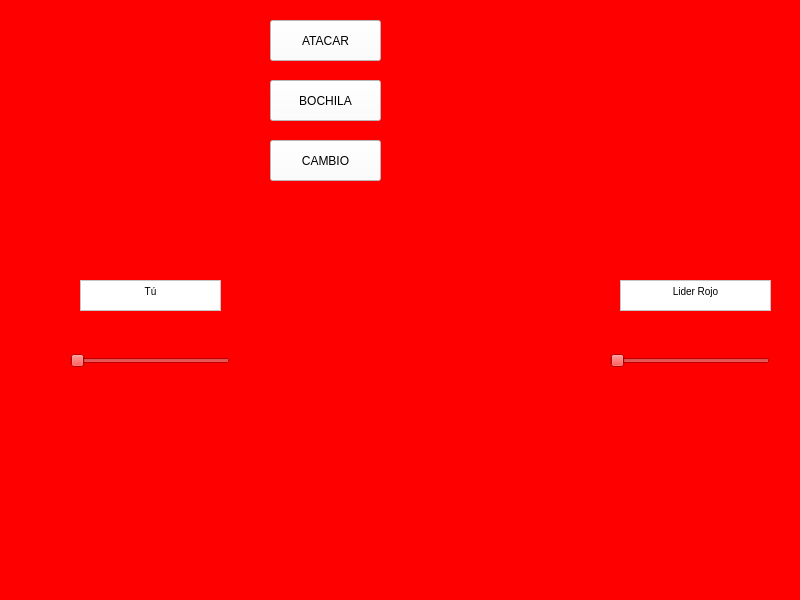
jdlmd/Combate_pokemon, file src/batalla.ui: the form before one commit.
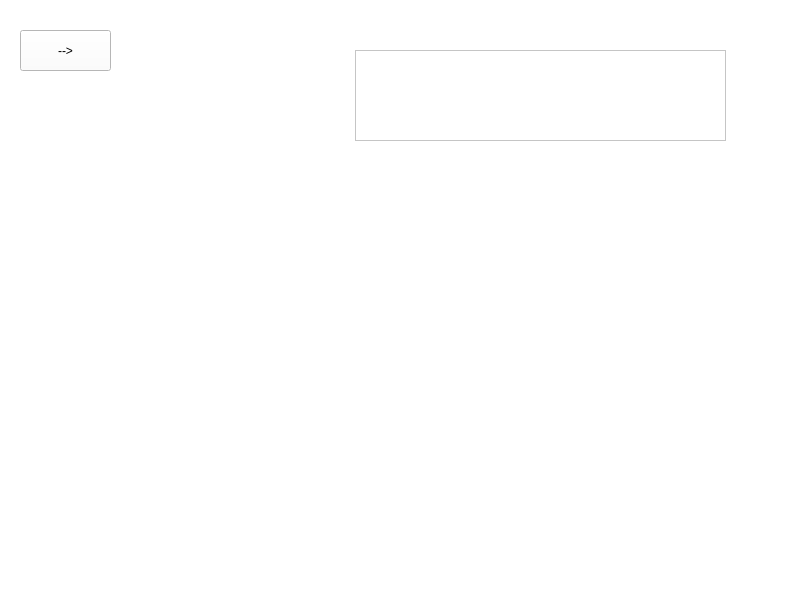
The form after the commit. Icons and pictures are not drawn.

Commit message: inicio batalla + guardar name,genre

Patch:
```diff
--- a/src/batalla.ui
+++ b/src/batalla.ui
@@ -6,8 +6,8 @@
    <rect>
     <x>0</x>
     <y>0</y>
-    <width>800</width>
-    <height>600</height>
+    <width>790</width>
+    <height>608</height>
    </rect>
   </property>
   <property name="windowTitle">
@@ -15,169 +15,99 @@
   </property>
   <property name="styleSheet">
    <string notr="true">
-background-color: rgb(255, 0, 0);</string>
+background-color: rgb(255, 255, 255);</string>
   </property>
   <widget class="QWidget" name="centralwidget">
-   <widget class="QLabel" name="label">
+   <widget class="QLabel" name="fondo">
+    <property name="geometry">
+     <rect>
+      <x>0</x>
+      <y>10</y>
+      <width>811</width>
+      <height>581</height>
+     </rect>
+    </property>
+    <property name="styleSheet">
+     <string notr="true">border-image: url(:/combate/res/interior.jpg);</string>
+    </property>
+    <property name="text">
+     <string/>
+    </property>
+   </widget>
+   <widget class="QLabel" name="profesor">
+    <property name="geometry">
+     <rect>
+      <x>520</x>
+      <y>320</y>
+      <width>301</width>
+      <height>271</height>
+     </rect>
+    </property>
+    <property name="styleSheet">
+     <string notr="true">border-image: url(:/personaje/res/profebivli.png);
+background: transparent;</string>
+    </property>
+    <property name="text">
+     <string/>
+    </property>
+   </widget>
+   <widget class="QLabel" name="avatar">
+    <property name="geometry">
+     <rect>
+      <x>0</x>
+      <y>330</y>
+      <width>241</width>
+      <height>261</height>
+     </rect>
+    </property>
+    <property name="styleSheet">
+     <string notr="true">border-image: url(:/combate/res/fbatalla.png);
+background: transparent;</string>
+    </property>
+    <property name="text">
+     <string/>
+    </property>
+   </widget>
+   <widget class="QTextBrowser" name="texto">
+    <property name="geometry">
+     <rect>
+      <x>355</x>
+      <y>50</y>
+      <width>371</width>
+      <height>91</height>
+     </rect>
+    </property>
+   </widget>
+   <widget class="QLabel" name="recuadro">
+    <property name="geometry">
+     <rect>
+      <x>330</x>
+      <y>50</y>
+      <width>421</width>
+      <height>91</height>
+     </rect>
+    </property>
+    <property name="styleSheet">
+     <string notr="true">border-image: url(:/res/frame.png);
+background: transparent;</string>
+    </property>
+    <property name="text">
+     <string/>
+    </property>
+   </widget>
+   <widget class="QPushButton" name="next">
     <property name="geometry">
      <rect>
       <x>20</x>
       <y>30</y>
-      <width>231</width>
-      <height>231</height>
-     </rect>
-    </property>
-    <property name="styleSheet">
-     <string notr="true">border-image: url(:/res/profe2_sup.png);
-background:transparent;
-</string>
-    </property>
-    <property name="text">
-     <string/>
-    </property>
-   </widget>
-   <widget class="QLabel" name="label_2">
-    <property name="geometry">
-     <rect>
-      <x>610</x>
-      <y>10</y>
-      <width>151</width>
-      <height>241</height>
-     </rect>
-    </property>
-    <property name="styleSheet">
-     <string notr="true">border-image: url(:/res/lucho_sup.png);
-background:transparent;</string>
-    </property>
-    <property name="text">
-     <string/>
-    </property>
-   </widget>
-   <widget class="QPushButton" name="mochila">
-    <property name="geometry">
-     <rect>
-      <x>270</x>
-      <y>80</y>
-      <width>111</width>
+      <width>91</width>
       <height>41</height>
      </rect>
     </property>
-    <property name="styleSheet">
-     <string notr="true">background-color: rgb(255, 255, 255);</string>
-    </property>
     <property name="text">
-     <string>BOCHILA</string>
+     <string>--&gt;</string>
     </property>
    </widget>
-   <widget class="QPushButton" name="atacar">
-    <property name="geometry">
-     <rect>
-      <x>270</x>
-      <y>20</y>
-      <width>111</width>
-      <height>41</height>
-     </rect>
-    </property>
-    <property name="styleSheet">
-     <string notr="true">background-color: rgb(255, 255, 255);</string>
-    </property>
-    <property name="text">
-     <string>ATACAR</string>
-    </property>
-   </widget>
-   <widget class="QSlider" name="horizontalSlider">
-    <property name="geometry">
-     <rect>
-      <x>70</x>
-      <y>350</y>
-      <width>160</width>
-      <height>22</height>
-     </rect>
-    </property>
-    <property name="orientation">
-     <enum>Qt::Horizontal</enum>
-    </property>
-   </widget>
-   <widget class="QSlider" name="horizontalSlider_2">
-    <property name="geometry">
-     <rect>
-      <x>610</x>
-      <y>350</y>
-      <width>160</width>
-      <height>22</height>
-     </rect>
-    </property>
-    <property name="orientation">
-     <enum>Qt::Horizontal</enum>
-    </property>
-   </widget>
-   <widget class="QTextBrowser" name="textBrowser">
-    <property name="geometry">
-     <rect>
-      <x>620</x>
-      <y>280</y>
-      <width>151</width>
-      <height>31</height>
-     </rect>
-    </property>
-    <property name="styleSheet">
-     <string notr="true">background-color: rgb(255, 255, 255);</string>
-    </property>
-    <property name="html">
-     <string>&lt;!DOCTYPE HTML PUBLIC &quot;-//W3C//DTD HTML 4.0//EN&quot; &quot;http://www.w3.org/TR/REC-html40/strict.dtd&quot;&gt;
-&lt;html&gt;&lt;head&gt;&lt;meta name=&quot;qrichtext&quot; content=&quot;1&quot; /&gt;&lt;style type=&quot;text/css&quot;&gt;
-p, li { white-space: pre-wrap; }
-&lt;/style&gt;&lt;/head&gt;&lt;body style=&quot; font-family:'MS Shell Dlg 2'; font-size:7.8pt; font-weight:400; font-style:normal;&quot;&gt;
-&lt;p align=&quot;center&quot; style=&quot; margin-top:0px; margin-bottom:0px; margin-left:0px; margin-right:0px; -qt-block-indent:0; text-indent:0px;&quot;&gt;Lider Rojo&lt;/p&gt;&lt;/body&gt;&lt;/html&gt;</string>
-    </property>
-   </widget>
-   <widget class="QPushButton" name="cambio">
-    <property name="geometry">
-     <rect>
-      <x>270</x>
-      <y>140</y>
-      <width>111</width>
-      <height>41</height>
-     </rect>
-    </property>
-    <property name="styleSheet">
-     <string notr="true">background-color: rgb(255, 255, 255);</string>
-    </property>
-    <property name="text">
-     <string>CAMBIO</string>
-    </property>
-   </widget>
-   <widget class="QTextBrowser" name="textBrowser_2">
-    <property name="geometry">
-     <rect>
-      <x>80</x>
-      <y>280</y>
-      <width>141</width>
-      <height>31</height>
-     </rect>
-    </property>
-    <property name="styleSheet">
-     <string notr="true">
-background-color: rgb(255, 255, 255);</string>
-    </property>
-    <property name="html">
-     <string>&lt;!DOCTYPE HTML PUBLIC &quot;-//W3C//DTD HTML 4.0//EN&quot; &quot;http://www.w3.org/TR/REC-html40/strict.dtd&quot;&gt;
-&lt;html&gt;&lt;head&gt;&lt;meta name=&quot;qrichtext&quot; content=&quot;1&quot; /&gt;&lt;style type=&quot;text/css&quot;&gt;
-p, li { white-space: pre-wrap; }
-&lt;/style&gt;&lt;/head&gt;&lt;body style=&quot; font-family:'MS Shell Dlg 2'; font-size:7.8pt; font-weight:400; font-style:normal;&quot;&gt;
-&lt;p align=&quot;center&quot; style=&quot; margin-top:0px; margin-bottom:0px; margin-left:0px; margin-right:0px; -qt-block-indent:0; text-indent:0px;&quot;&gt;Tú&lt;/p&gt;&lt;/body&gt;&lt;/html&gt;</string>
-    </property>
-   </widget>
-  </widget>
-  <widget class="QMenuBar" name="menubar">
-   <property name="geometry">
-    <rect>
-     <x>0</x>
-     <y>0</y>
-     <width>800</width>
-     <height>26</height>
-    </rect>
-   </property>
   </widget>
   <widget class="QStatusBar" name="statusbar"/>
  </widget>
```
The commit also changes 23 other files.
